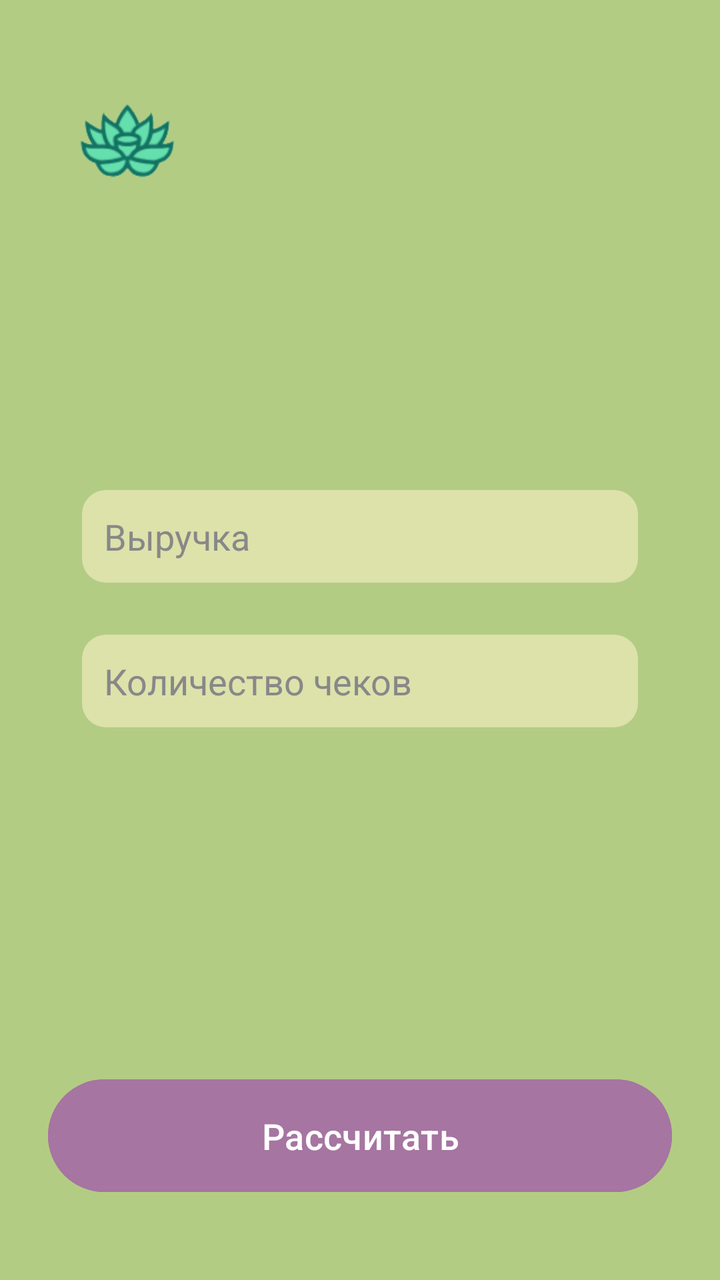
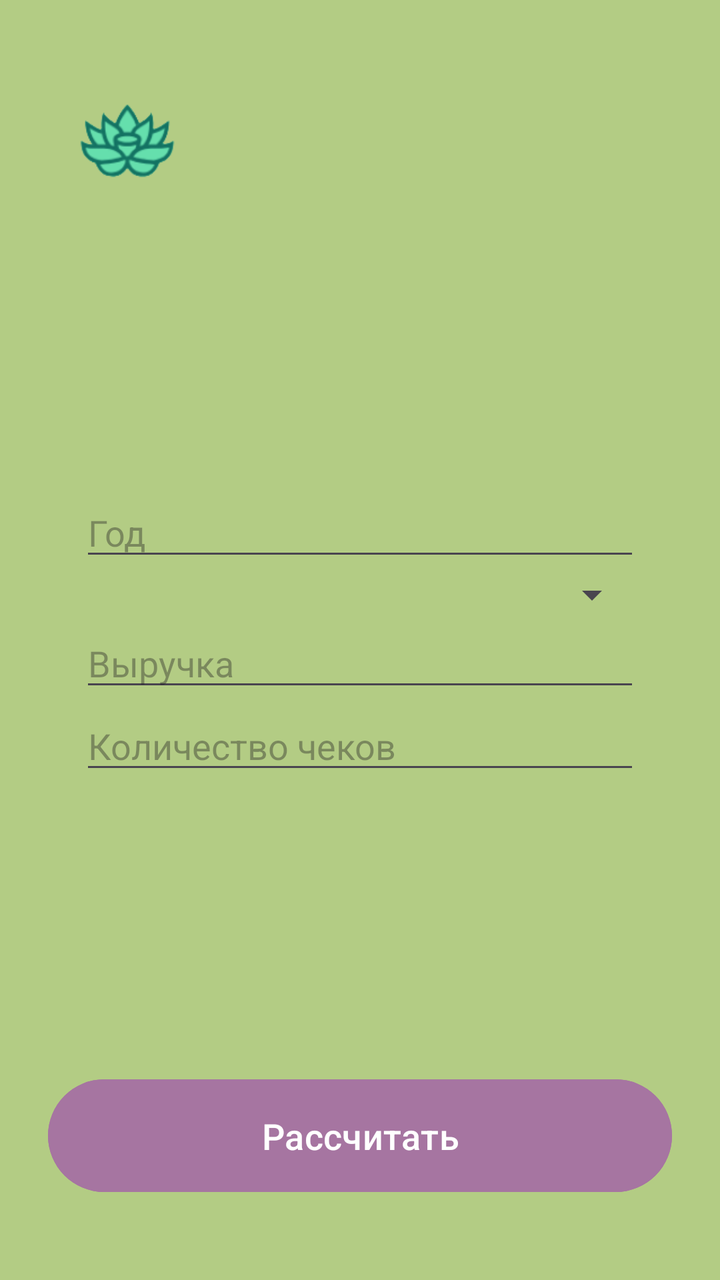

An Android layout rendered at two revisions. The XML below is the earlier revision; the diff shows what the commit changed to produce the second picture.
<!-- AndroidManifest.xml: application theme Theme.Startup_Etnofit_2 -->
<!-- res/layout/checks.xml -->
<?xml version="1.0" encoding="utf-8"?>
<androidx.constraintlayout.widget.ConstraintLayout xmlns:android="http://schemas.android.com/apk/res/android"
    xmlns:app="http://schemas.android.com/apk/res-auto"
    xmlns:tools="http://schemas.android.com/tools"
    android:id="@+id/main"
    android:layout_width="match_parent"
    android:layout_height="match_parent"
    tools:context=".MainActivity"
    android:padding="24dp"
    android:background="#B3CC84">

    <LinearLayout
        android:layout_width="0dp"
        android:layout_height="wrap_content"
        android:layout_marginTop="204dp"
        android:orientation="vertical"
        android:padding="16dp"
        app:layout_constraintEnd_toEndOf="parent"
        app:layout_constraintHorizontal_bias="0.0"
        app:layout_constraintStart_toStartOf="parent"
        app:layout_constraintTop_toTopOf="parent">

        <EditText
            android:id="@+id/inputRevenue"
            android:layout_width="match_parent"
            android:layout_height="wrap_content"
            android:layout_marginBottom="24dp"
            android:background="@drawable/edittext_bg"
            android:hint="Выручка"
            android:inputType="numberDecimal"
            android:padding="12dp"
            android:textColor="#000000"
            android:textColorHint="#888888" />

        <EditText
            android:id="@+id/inputChecks"
            android:layout_width="match_parent"
            android:layout_height="wrap_content"
            android:background="@drawable/edittext_bg"
            android:hint="Количество чеков"
            android:inputType="number"
            android:padding="12dp"
            android:textColor="#000000"
            android:textColorHint="#888888" />

    </LinearLayout>

    <Button
        android:id="@+id/buttonCalculateChecks"
        android:layout_width="0dp"
        android:layout_height="wrap_content"
        android:layout_marginBottom="16dp"
        android:backgroundTint="#A675A1"
        android:padding="16dp"
        android:text="Рассчитать"
        android:textAllCaps="false"
        android:textColor="#FFFFFF"
        android:textSize="18sp"
        app:layout_constraintBottom_toBottomOf="parent"
        app:layout_constraintEnd_toEndOf="parent"
        app:layout_constraintHorizontal_bias="0.0"
        app:layout_constraintStart_toStartOf="parent"
        app:layout_constraintVertical_bias="0.85" />

    <TextView
        android:id="@+id/textView_15"
        android:layout_width="wrap_content"
        android:layout_height="wrap_content"
        android:layout_marginStart="162dp"
        android:layout_marginTop="24dp"
        android:layout_marginEnd="167dp"
        android:text="GreenFootprint"
        android:textColor="@color/Greengo"
        android:textSize="32sp"
        app:layout_constraintEnd_toEndOf="parent"
        app:layout_constraintHorizontal_bias="0.382"
        app:layout_constraintStart_toStartOf="parent"
        app:layout_constraintTop_toTopOf="parent" />

    <ImageView
        android:id="@+id/imageView4"
        android:layout_width="80dp"
        android:layout_height="94dp"
        app:layout_constraintStart_toStartOf="parent"
        app:layout_constraintTop_toTopOf="parent"
        app:srcCompat="@drawable/logo_2" />

</androidx.constraintlayout.widget.ConstraintLayout>
<!-- resources referenced by this layout -->
<resources>
  <color name="Greengo">#172815</color>
  <!-- drawable edittext_bg (drawable) -->
  <shape xmlns:android="http://schemas.android.com/apk/res/android">
      <solid android:color="#DCE2AA" />
      <stroke android:width="2dp" android:color="#0000" />
      <corners android:radius="12dp" />
  </shape>
  <!-- drawable logo_2: png bitmap (drawable, 5149 bytes) -->
  <style name="Theme.Startup_Etnofit_2" parent="Base.Theme.Startup_Etnofit_2" />
  <style name="Base.Theme.Startup_Etnofit_2" parent="Theme.Material3.DayNight.NoActionBar">
          
          
      </style>
</resources>

<!-- the commit's change to res/layout/checks.xml (unified diff, before → after) -->
@@ -10,6 +10,7 @@
     android:background="#B3CC84">
 
     <LinearLayout
+        android:id="@+id/linearLayout"
         android:layout_width="0dp"
         android:layout_height="wrap_content"
         android:layout_marginTop="204dp"
@@ -21,27 +22,30 @@
         app:layout_constraintTop_toTopOf="parent">
 
         <EditText
+            android:id="@+id/inputYear"
+            android:layout_width="match_parent"
+            android:layout_height="wrap_content"
+            android:hint="Год"
+            android:inputType="number" />
+
+        <Spinner
+            android:id="@+id/spinnerMonth"
+            android:layout_width="match_parent"
+            android:layout_height="wrap_content" />
+
+        <EditText
             android:id="@+id/inputRevenue"
             android:layout_width="match_parent"
             android:layout_height="wrap_content"
-            android:layout_marginBottom="24dp"
-            android:background="@drawable/edittext_bg"
             android:hint="Выручка"
-            android:inputType="numberDecimal"
-            android:padding="12dp"
-            android:textColor="#000000"
-            android:textColorHint="#888888" />
+            android:inputType="numberDecimal" />
 
         <EditText
             android:id="@+id/inputChecks"
             android:layout_width="match_parent"
             android:layout_height="wrap_content"
-            android:background="@drawable/edittext_bg"
             android:hint="Количество чеков"
-            android:inputType="number"
-            android:padding="12dp"
-            android:textColor="#000000"
-            android:textColorHint="#888888" />
+            android:inputType="number" />
 
     </LinearLayout>
 
@@ -85,4 +89,18 @@
         app:layout_constraintTop_toTopOf="parent"
         app:srcCompat="@drawable/logo_2" />
 
+    <Button
+        android:id="@+id/buttonClearDatabase"
+        android:layout_width="wrap_content"
+        android:layout_height="wrap_content"
+        android:layout_marginStart="96dp"
+        android:layout_marginTop="94dp"
+        android:layout_marginEnd="91dp"
+        android:layout_marginBottom="67dp"
+        android:text="Очистить базу данных"
+        app:layout_constraintBottom_toTopOf="@+id/buttonCalculateChecks"
+        app:layout_constraintEnd_toEndOf="parent"
+        app:layout_constraintStart_toStartOf="parent"
+        app:layout_constraintTop_toBottomOf="@+id/linearLayout" />
+
 </androidx.constraintlayout.widget.ConstraintLayout>
<!-- resource entries referenced after the edit -->
@@ -1,12 +1,6 @@
 <!-- resources referenced by this layout -->
 <resources>
   <color name="Greengo">#172815</color>
-  <!-- drawable edittext_bg (drawable) -->
-  <shape xmlns:android="http://schemas.android.com/apk/res/android">
-      <solid android:color="#DCE2AA" />
-      <stroke android:width="2dp" android:color="#0000" />
-      <corners android:radius="12dp" />
-  </shape>
   <!-- drawable logo_2: png bitmap (drawable, 5149 bytes) -->
   <style name="Theme.Startup_Etnofit_2" parent="Base.Theme.Startup_Etnofit_2" />
   <style name="Base.Theme.Startup_Etnofit_2" parent="Theme.Material3.DayNight.NoActionBar">
